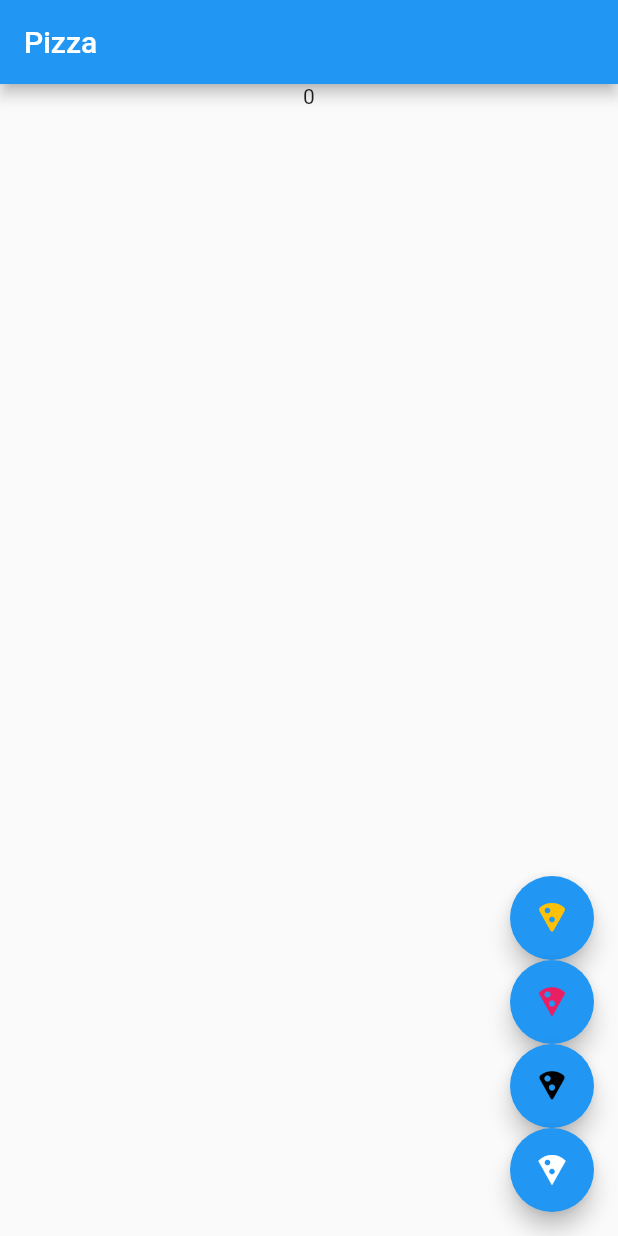
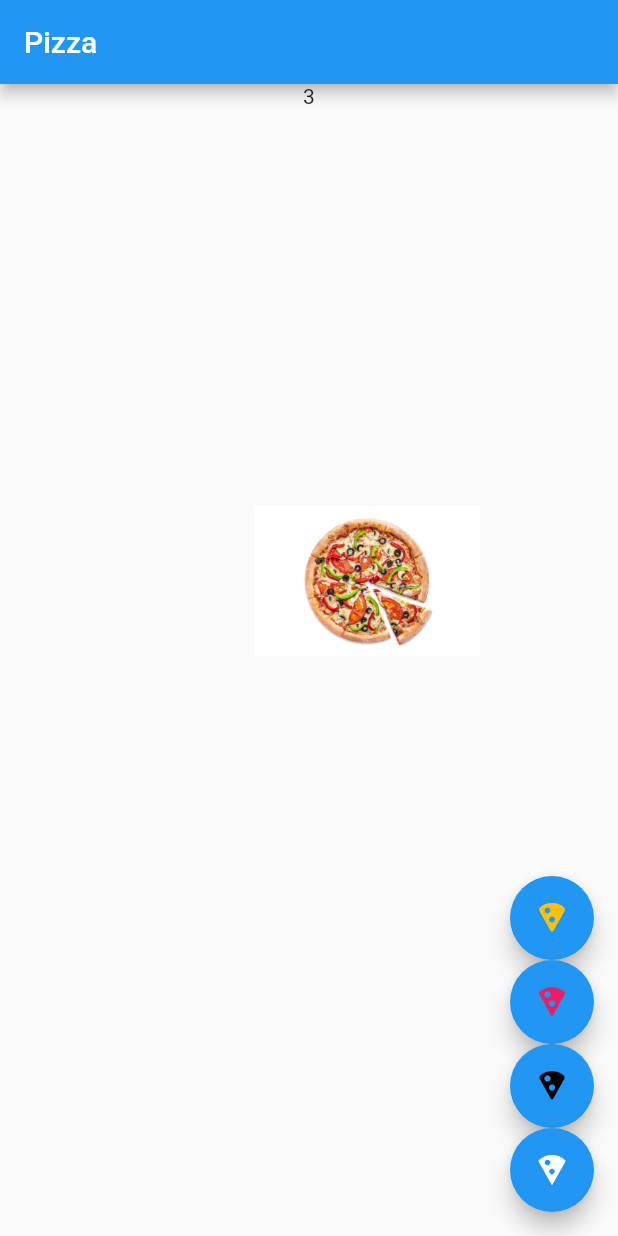
Before and after one commit to divyaMobioSol/PizzaBloc, a Flutter app: the screen it shows after launch, after a tap on the "local pizza" icon, on a phone screen of 412 x 824 dp. Run offline on Flutter 3.47's test engine with Material 2 defaults, Android fonts, the phone set to English and light mode, and no system bars; our stand-ins replace bloc, equatable, flutter_bloc.

Commit message:
add pizza done

```diff
--- a/lib/bloc/pizza_bloc.dart
+++ b/lib/bloc/pizza_bloc.dart
@@ -11,15 +11,21 @@ class PizzaBloc extends Bloc<PizzaEvent, PizzaState> {
   PizzaBloc() : super(PizzaInitial()) {
     on<LoadPizzaCounter>((event, emit) async {
       await Future<void>.delayed(Duration(seconds: 3));
-      emit(Pizzaloaded(pizzas: <Pizza>[]));
-      // TODO: implement event handler
+      List<Pizza> pizzass = [
+        const Pizza(id: '1', image: 'assets/pizza.jpg', name: 'my pizza'),
+        const Pizza(id: '2', image: 'assets/pizza1.jpg', name: 'my new pizza')
+      ];
+      emit(Pizzaloaded(pizzas: pizzass));
     });
 
     on<AddPizza>((event, emit) {
-      if (state is Pizzaloaded) {
-        final state = this.state as Pizzaloaded;
-        emit(Pizzaloaded(pizzas: List.from(state.pizzas)..add(event.pizza)));
+      final PizzaState currentState = state;
+      List<Pizza> oldpizzas = [];
+      if (currentState is Pizzaloaded) {
+        oldpizzas = currentState.pizzas;
       }
+      oldpizzas.add(event.pizza);
+      emit(Pizzaloaded(pizzas: oldpizzas));
     });
 
     on<RemovePizza>((event, emit) {
--- a/lib/bloc/pizza_event.dart
+++ b/lib/bloc/pizza_event.dart
@@ -12,14 +12,15 @@ class LoadPizzaCounter extends PizzaEvent {}
 class AddPizza extends PizzaEvent {
   final Pizza pizza;
 
-  AddPizza({required this.pizza});
+  AddPizza({
+    required this.pizza,
+  });
   @override
   List<Object> get prosp => [pizza];
 }
 
 class RemovePizza extends PizzaEvent {
   final Pizza pizza;
-
   RemovePizza({required this.pizza});
 
   @override
--- a/lib/bloc/pizza_state.dart
+++ b/lib/bloc/pizza_state.dart
@@ -1,10 +1,7 @@
 part of 'pizza_bloc.dart';
 
-abstract class PizzaState extends Equatable {
+abstract class PizzaState {
   const PizzaState();
-
-  @override
-  List<Object> get props => [];
 }
 
 class PizzaInitial extends PizzaState {}
@@ -12,7 +9,5 @@ class PizzaInitial extends PizzaState {}
 class Pizzaloaded extends PizzaState {
   final List<Pizza> pizzas;
 
-  Pizzaloaded({required this.pizzas});
-  @override
-  List<Object> get prosp => [pizzas];
+  const Pizzaloaded({required this.pizzas});
 }
--- a/lib/homepage.dart
+++ b/lib/homepage.dart
@@ -1,58 +1,78 @@
 import 'dart:math';
-
 import 'package:bloc_builder/bloc/pizza_bloc.dart';
 import 'package:flutter/material.dart';
 import 'package:flutter_bloc/flutter_bloc.dart';
-
 import 'models/pizza_model.dart';
 
-class HomePage extends StatelessWidget {
+class HomePage extends StatefulWidget {
   const HomePage({Key? key}) : super(key: key);
 
   @override
+  State<HomePage> createState() => _HomePageState();
+}
+
+class _HomePageState extends State<HomePage> {
+  @override
   Widget build(BuildContext context) {
+    return BlocBuilder<PizzaBloc, PizzaState>(
+      builder: (context, state) {
         return Scaffold(
           floatingActionButton:
               Column(mainAxisAlignment: MainAxisAlignment.end, children: [
             FloatingActionButton(
               onPressed: () {
-            context.read<PizzaBloc>().add(AddPizza(
-                  pizza: Pizza.pizzas[0],
+                late Pizza pizza;
+                if (state is Pizzaloaded) {
+                  pizza = state.pizzas[0];
+                }
+                BlocProvider.of<PizzaBloc>(context).add(AddPizza(
+                  pizza: pizza,
                 ));
+                print('yes pressed');
               },
-          child: Icon(
+              child: const Icon(
                 Icons.local_pizza_rounded,
                 color: Colors.amber,
               ),
             ),
             FloatingActionButton(
               onPressed: () {
-            context.read<PizzaBloc>().add(AddPizza(
-                  pizza: Pizza.pizzas[1],
+                late Pizza pizza;
+                if (state is Pizzaloaded) {
+                  pizza = state.pizzas[1];
+                }
+                BlocProvider.of<PizzaBloc>(context).add(AddPizza(
+                  pizza: pizza,
                 ));
               },
-          child: Icon(
+              child: const Icon(
                 Icons.local_pizza,
                 color: Colors.pink,
               ),
             ),
             FloatingActionButton(
                 onPressed: () {
-              context.read<PizzaBloc>().add(RemovePizza(
-                    pizza: Pizza.pizzas[0],
-                  ));
+                  late Pizza pizza;
+                  if (state is Pizzaloaded) {
+                    pizza = state.pizzas[0];
+                  }
+                  BlocProvider.of<PizzaBloc>(context)
+                      .add(RemovePizza(pizza: pizza));
                 },
-            child: Icon(
+                child: const Icon(
                   Icons.local_pizza_rounded,
                   color: Colors.black,
                 )),
             FloatingActionButton(
               onPressed: () {
-            context.read<PizzaBloc>().add(RemovePizza(
-                  pizza: Pizza.pizzas[1],
-                ));
+                late Pizza pizza;
+                if (state is Pizzaloaded) {
+                  pizza = state.pizzas[1];
+                }
+                BlocProvider.of<PizzaBloc>(context)
+                    .add(RemovePizza(pizza: pizza));
               },
-          child: Icon(Icons.local_pizza_sharp),
+              child: const Icon(Icons.local_pizza_sharp),
             )
           ]),
           appBar: AppBar(title: Text('Pizza')),
@@ -61,11 +81,12 @@ class HomePage extends StatelessWidget {
               if (state is PizzaInitial) {
                 return CircularProgressIndicator();
               }
+
               if (state is Pizzaloaded) {
                 return Column(
                   children: [
                     Text(state.pizzas.length.toString()),
-                SizedBox(
+                    const SizedBox(
                       height: 20,
                     ),
                     SizedBox(
@@ -84,7 +105,8 @@ class HomePage extends StatelessWidget {
                                   child: SizedBox(
                                     height: 150,
                                     width: 150,
-                                child: state.pizzas[index].image,
+                                    child:
+                                        Image.asset(state.pizzas[index].image),
                                   ))
                           ]),
                     )
@@ -96,5 +118,7 @@ class HomePage extends StatelessWidget {
             },
           )),
         );
+      },
+    );
   }
 }
--- a/lib/models/pizza_model.dart
+++ b/lib/models/pizza_model.dart
@@ -1,23 +1,9 @@
-import 'package:equatable/equatable.dart';
-import 'package:flutter/cupertino.dart';
-import 'package:flutter_bloc/flutter_bloc.dart';
+import 'package:flutter/material.dart';
 
-class Pizza extends Equatable {
+class Pizza {
   final String id;
   final String name;
-  final Image image;
+  final String image;
 
   const Pizza({required this.id, required this.image, required this.name});
-
-  @override
-  List<Object?> get pros => [id, name, image];
-
-  static List<Pizza> pizzas = [
-    Pizza(id: '0', name: 'chitti', image: Image.asset('assets/pizza.jpg')),
-    Pizza(id: '1', name: 'macha', image: Image.asset('assets/pizza1.jpg')),
-  ];
-
-  @override
-  // TODO: implement props
-  List<Object?> get props => throw UnimplementedError();
 }
```
Lines whose indentation alone changed are shown as unchanged.
